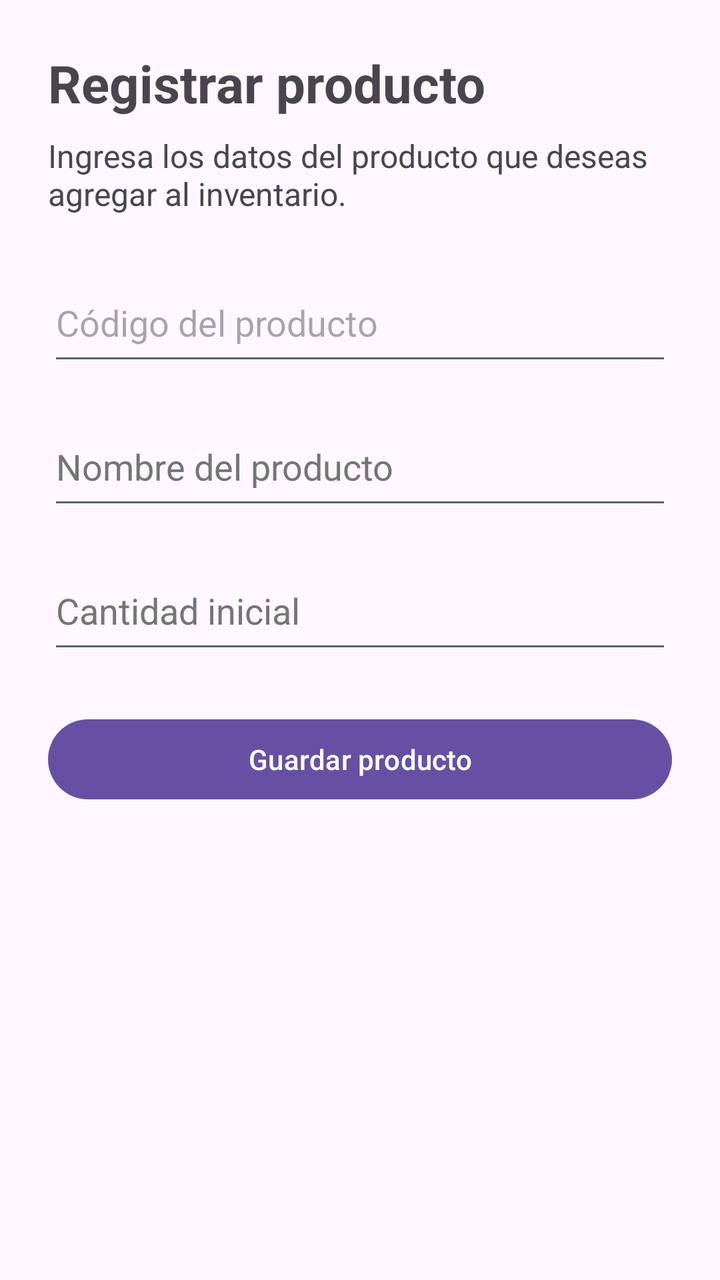
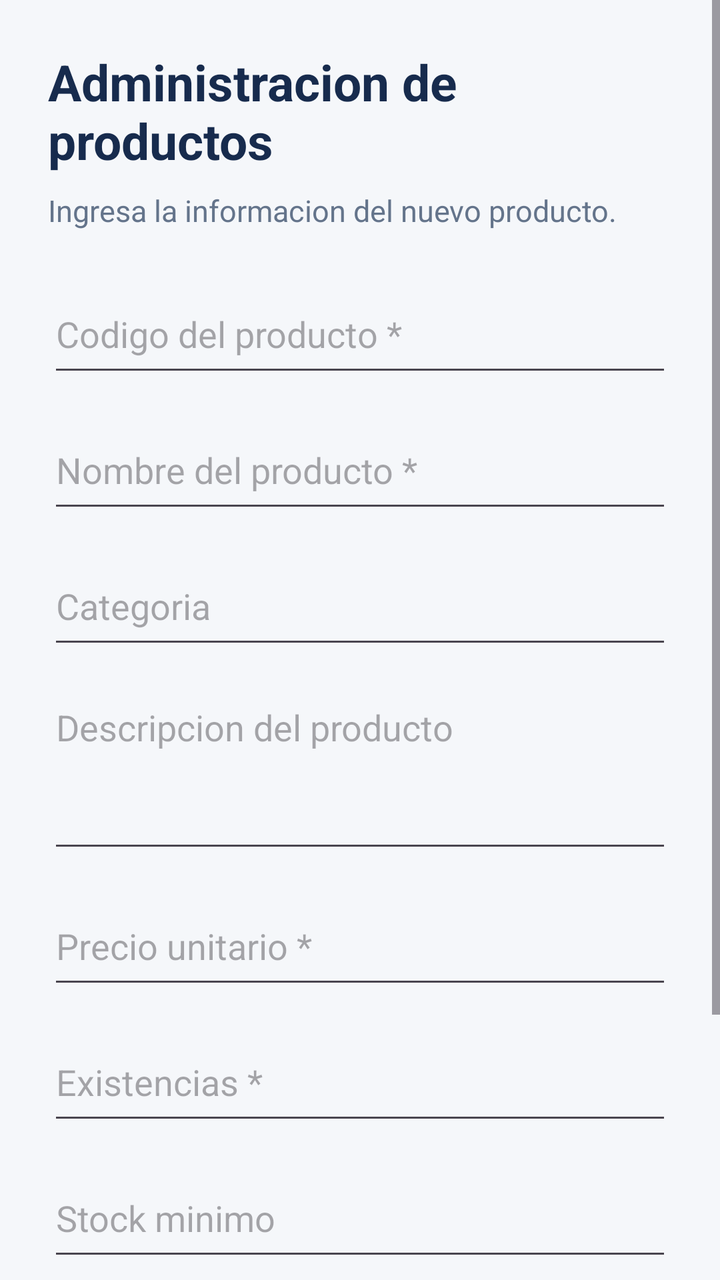

Compare the two renders of this Android layout. The source of the first and the diff that turns it into the second are given below.
<!-- AndroidManifest.xml: application theme Theme.StockManager -->
<!-- res/layout/activity_register_product.xml -->
<?xml version="1.0" encoding="utf-8"?>
<LinearLayout
    xmlns:android="http://schemas.android.com/apk/res/android"
    android:id="@+id/main"
    android:layout_width="match_parent"
    android:layout_height="match_parent"
    android:orientation="vertical"
    android:padding="24dp">

    <TextView
        android:layout_width="match_parent"
        android:layout_height="wrap_content"
        android:text="@string/register_product_title"
        android:textSize="26sp"
        android:textStyle="bold"
        android:layout_marginBottom="8dp" />

    <TextView
        android:layout_width="match_parent"
        android:layout_height="wrap_content"
        android:text="@string/register_product_description"
        android:textSize="16sp"
        android:layout_marginBottom="24dp"
        android:id="@+id/txtProductDescription"/>

    <EditText
        android:id="@+id/edtCode"
        android:layout_width="match_parent"
        android:layout_height="56dp"
        android:hint="@string/product_code_hint"
        android:inputType="text"
        android:singleLine="true"
        android:autofillHints="none"
        android:textColor="#212121"
        android:backgroundTint="#616161"
        android:layout_marginBottom="16dp" />

    <EditText
        android:id="@+id/edtName"
        android:layout_width="match_parent"
        android:layout_height="56dp"
        android:hint="@string/product_name_hint"
        android:inputType="textCapSentences"
        android:singleLine="true"
        android:autofillHints="none"
        android:textColor="#212121"
        android:backgroundTint="#616161"
        android:textColorHint="#757575"
        android:layout_marginBottom="16dp" />

    <EditText
        android:id="@+id/edtQuantity"
        android:layout_width="match_parent"
        android:layout_height="56dp"
        android:hint="@string/product_quantity_hint"
        android:inputType="number"
        android:singleLine="true"
        android:autofillHints="none"
        android:textColor="#212121"
        android:backgroundTint="#616161"
        android:textColorHint="#757575"
        android:layout_marginBottom="24dp" />

    <Button
        android:id="@+id/btnSaveProduct"
        android:layout_width="match_parent"
        android:layout_height="wrap_content"
        android:text="@string/save_product" />

</LinearLayout>
<!-- resources referenced by this layout -->
<resources>
  <string name="product_code_hint">Código del producto</string>
  <string name="product_name_hint">Nombre del producto</string>
  <string name="product_quantity_hint">Cantidad inicial</string>
  <string name="register_product_description">Ingresa los datos del producto que deseas agregar al inventario.</string>
  <string name="register_product_title">Registrar producto</string>
  <string name="save_product">Guardar producto</string>
  <style name="Theme.StockManager" parent="Base.Theme.StockManager" />
  <style name="Base.Theme.StockManager" parent="Theme.Material3.DayNight.NoActionBar">
          
          
      </style>
</resources>

<!-- the commit's change to res/layout/activity_register_product.xml (unified diff, before → after) -->
@@ -1,70 +1,111 @@
 <?xml version="1.0" encoding="utf-8"?>
-<LinearLayout
+<ScrollView
     xmlns:android="http://schemas.android.com/apk/res/android"
     android:id="@+id/main"
     android:layout_width="match_parent"
     android:layout_height="match_parent"
-    android:orientation="vertical"
-    android:padding="24dp">
+    android:fillViewport="true"
+    android:background="#F5F7FA">
 
-    <TextView
+    <LinearLayout
         android:layout_width="match_parent"
         android:layout_height="wrap_content"
-        android:text="@string/register_product_title"
-        android:textSize="26sp"
-        android:textStyle="bold"
-        android:layout_marginBottom="8dp" />
+        android:orientation="vertical"
+        android:padding="24dp">
 
-    <TextView
-        android:layout_width="match_parent"
-        android:layout_height="wrap_content"
-        android:text="@string/register_product_description"
-        android:textSize="16sp"
-        android:layout_marginBottom="24dp"
-        android:id="@+id/txtProductDescription"/>
+        <TextView
+            android:layout_width="match_parent"
+            android:layout_height="wrap_content"
+            android:text="Administracion de productos"
+            android:textSize="25sp"
+            android:textStyle="bold"
+            android:textColor="#172B4D"
+            android:layout_marginBottom="8dp"/>
 
-    <EditText
-        android:id="@+id/edtCode"
-        android:layout_width="match_parent"
-        android:layout_height="56dp"
-        android:hint="@string/product_code_hint"
-        android:inputType="text"
-        android:singleLine="true"
-        android:autofillHints="none"
-        android:textColor="#212121"
-        android:backgroundTint="#616161"
-        android:layout_marginBottom="16dp" />
+        <TextView
+            android:id="@+id/txtProductDescription"
+            android:layout_width="match_parent"
+            android:layout_height="wrap_content"
+            android:text="Ingresa la informacion del nuevo producto."
+            android:textSize="15sp"
+            android:textColor="#64748B"
+            android:layout_marginBottom="22dp"/>
 
-    <EditText
-        android:id="@+id/edtName"
-        android:layout_width="match_parent"
-        android:layout_height="56dp"
-        android:hint="@string/product_name_hint"
-        android:inputType="textCapSentences"
-        android:singleLine="true"
-        android:autofillHints="none"
-        android:textColor="#212121"
-        android:backgroundTint="#616161"
-        android:textColorHint="#757575"
-        android:layout_marginBottom="16dp" />
+        <EditText
+            android:id="@+id/edtCode"
+            android:layout_width="match_parent"
+            android:layout_height="56dp"
+            android:hint="Codigo del producto *"
+            android:inputType="text"
+            android:singleLine="true"
+            android:layout_marginBottom="12dp"/>
 
-    <EditText
-        android:id="@+id/edtQuantity"
-        android:layout_width="match_parent"
-        android:layout_height="56dp"
-        android:hint="@string/product_quantity_hint"
-        android:inputType="number"
-        android:singleLine="true"
-        android:autofillHints="none"
-        android:textColor="#212121"
-        android:backgroundTint="#616161"
-        android:textColorHint="#757575"
-        android:layout_marginBottom="24dp" />
+        <EditText
+            android:id="@+id/edtName"
+            android:layout_width="match_parent"
+            android:layout_height="56dp"
+            android:hint="Nombre del producto *"
+            android:inputType="textCapSentences"
+            android:singleLine="true"
+            android:layout_marginBottom="12dp"/>
 
-    <Button
-        android:id="@+id/btnSaveProduct"
-        android:layout_width="match_parent"
-        android:layout_height="wrap_content"
-        android:text="@string/save_product" />
+        <EditText
+            android:id="@+id/edtCategory"
+            android:layout_width="match_parent"
+            android:layout_height="56dp"
+            android:hint="Categoria"
+            android:inputType="textCapSentences"
+            android:singleLine="true"
+            android:layout_marginBottom="12dp"/>
 
-</LinearLayout>
+        <EditText
+            android:id="@+id/edtDescription"
+            android:layout_width="match_parent"
+            android:layout_height="90dp"
+            android:hint="Descripcion del producto"
+            android:gravity="top"
+            android:inputType="textCapSentences|textMultiLine"
+            android:layout_marginBottom="12dp"/>
+
+        <EditText
+            android:id="@+id/edtPrice"
+            android:layout_width="match_parent"
+            android:layout_height="56dp"
+            android:hint="Precio unitario *"
+            android:inputType="numberDecimal|numberSigned"
+            android:layout_marginBottom="12dp"/>
+
+        <EditText
+            android:id="@+id/edtQuantity"
+            android:layout_width="match_parent"
+            android:layout_height="56dp"
+            android:hint="Existencias *"
+            android:inputType="number"
+            android:layout_marginBottom="12dp"/>
+
+        <EditText
+            android:id="@+id/edtMinimumStock"
+            android:layout_width="match_parent"
+            android:layout_height="56dp"
+            android:hint="Stock minimo"
+            android:inputType="number"
+            android:layout_marginBottom="12dp"/>
+
+        <EditText
+            android:id="@+id/edtSupplier"
+            android:layout_width="match_parent"
+            android:layout_height="56dp"
+            android:hint="Proveedor"
+            android:inputType="textCapWords"
+            android:singleLine="true"
+            android:layout_marginBottom="24dp"/>
+
+        <Button
+            android:id="@+id/btnSaveProduct"
+            android:layout_width="match_parent"
+            android:layout_height="56dp"
+            android:text="Guardar producto"/>
+
+    </LinearLayout>
+
+</ScrollView>
<!-- resource entries referenced after the edit -->
@@ -1,11 +1,5 @@
 <!-- resources referenced by this layout -->
 <resources>
-  <string name="product_code_hint">Código del producto</string>
-  <string name="product_name_hint">Nombre del producto</string>
-  <string name="product_quantity_hint">Cantidad inicial</string>
-  <string name="register_product_description">Ingresa los datos del producto que deseas agregar al inventario.</string>
-  <string name="register_product_title">Registrar producto</string>
-  <string name="save_product">Guardar producto</string>
   <style name="Theme.StockManager" parent="Base.Theme.StockManager" />
   <style name="Base.Theme.StockManager" parent="Theme.Material3.DayNight.NoActionBar">
           
